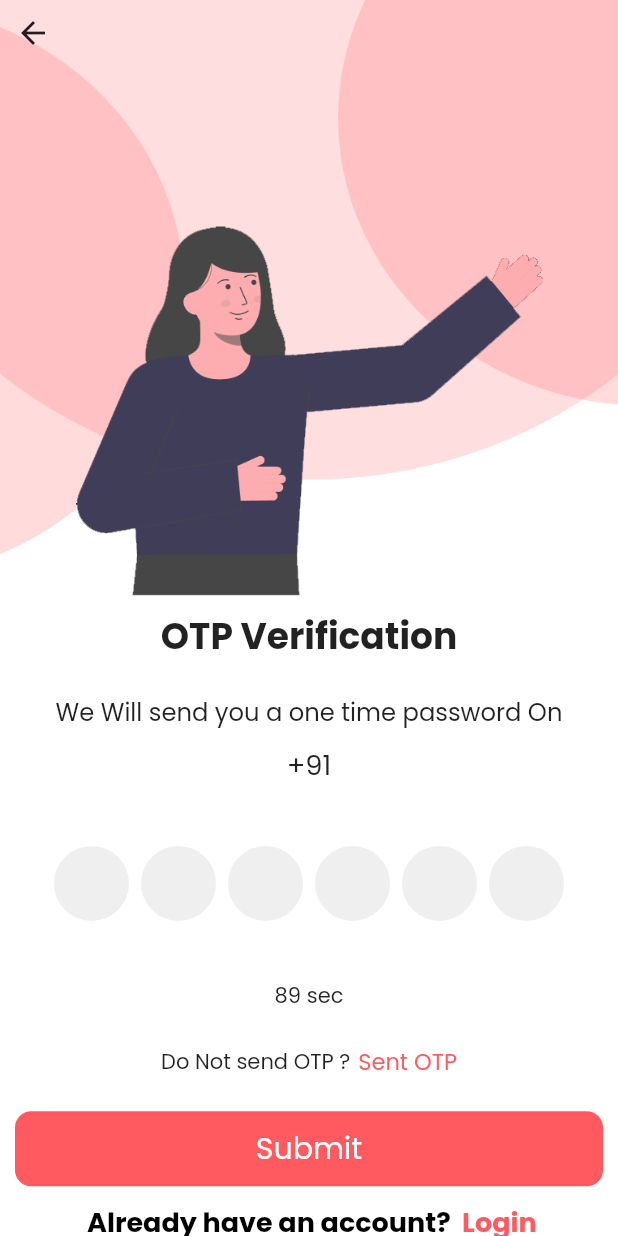
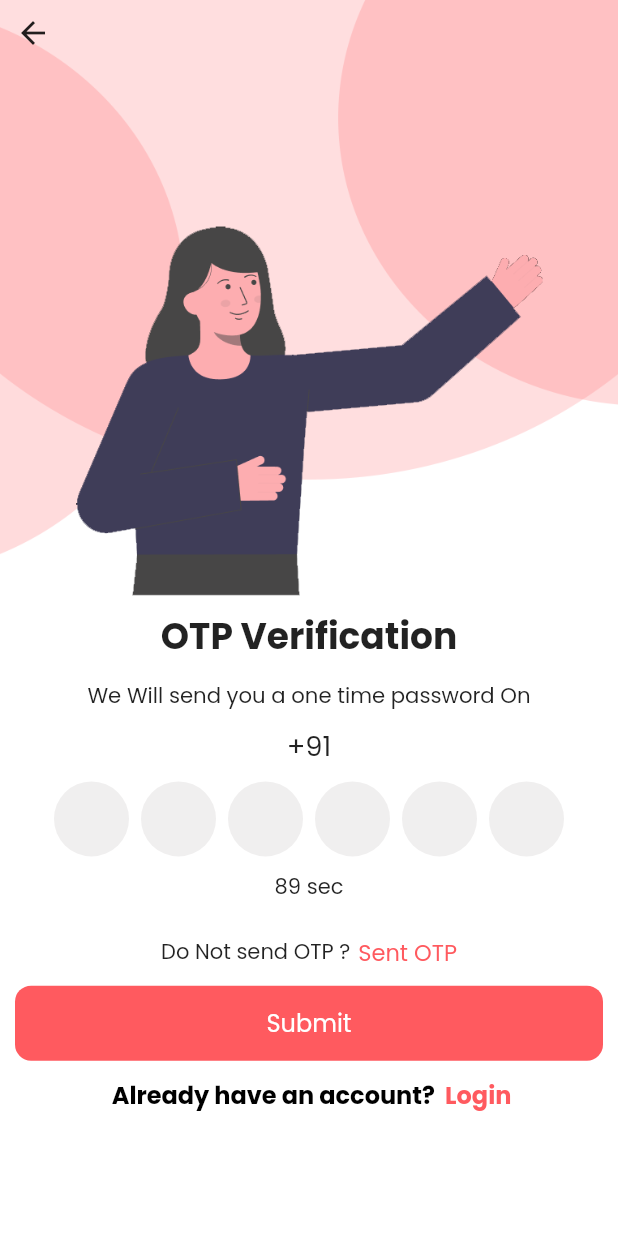
Before and after one commit to Prashob-Victaman/DMH_Architect_flutter, a Flutter app: the ArchitectSignupOtpscreen screen opened directly with empty values, on a phone screen of 412 x 824 dp. Run offline on Flutter 3.47's test engine with Material 2 defaults, Android fonts, the phone set to English and light mode, and no system bars; drawn by our look-alikes of pinput; our stand-ins replace cached_network_image, carousel_slider, cloud_firestore, country_picker, file_picker, firebase_auth and 13 more; missing offline and left inert: flutter_phone_direct_caller, razorpay_flutter; accounts and stored records are empty.

Commit message:
logo changed

```diff
--- a/lib/Architect/ArchitectOtp/ArchitectSignupotpscreen.dart
+++ b/lib/Architect/ArchitectOtp/ArchitectSignupotpscreen.dart
@@ -116,29 +116,27 @@ class _ArchitectSignupOtpscreenState extends State<ArchitectSignupOtpscreen> {
                       style:
                           TextStyle(fontSize: 24, fontWeight: FontWeight.bold)),
                   const SizedBox(
-                    height: 20,
+                    height: 10,
                   ),
                   Text(
                     'We Will send you a one time password On',
-                    style: normal18,
+                    style: normal16,
                   ),
                   const SizedBox(
                     height: 10,
                   ),
                   Text('+91${widget.number}', style: normal20),
                   const SizedBox(
-                    height: 40,
+                    height: 10,
                   ),
                   Padding(
                     padding: const EdgeInsets.symmetric(horizontal: 20.0),
                     child: pinputwidget(controller: otpcontroller),
                   ),
+
+                  // const Text('Dont Recieve Code? Resend', style: textbold16),
                   const SizedBox(
-                    height: 20,
-                  ),
-                  // const Text('Dont Recieve Code? Resend', style: textbold18),
-                  const SizedBox(
-                    height: 20,
+                    height: 10,
                   ),
                   Text('$_remainingTime sec'), heigh20,
                   Container(
@@ -172,7 +170,7 @@ class _ArchitectSignupOtpscreenState extends State<ArchitectSignupOtpscreen> {
                       ],
                     ),
                   ),
-                  heigh20,
+                  heigh10,
                   GestureDetector(
                     onTapUp: (details) => print('Ontaptap'),
                     onTap: () async {
@@ -224,7 +222,7 @@ class _ArchitectSignupOtpscreenState extends State<ArchitectSignupOtpscreen> {
                       child: const Center(
                         child: Text(
                           'Submit',
-                          style: TextStyle(color: kwhitecolor, fontSize: 20),
+                          style: TextStyle(color: kwhitecolor, fontSize: 16),
                         ),
                       ),
                     ),
@@ -236,7 +234,7 @@ class _ArchitectSignupOtpscreenState extends State<ArchitectSignupOtpscreen> {
                       const Text(
                         ' Already have an account? ',
                         style: TextStyle(
-                            fontSize: 18,
+                            fontSize: 16,
                             fontWeight: FontWeight.bold,
                             color: kblackcolor),
                       ),
@@ -245,7 +243,7 @@ class _ArchitectSignupOtpscreenState extends State<ArchitectSignupOtpscreen> {
                         child: const Text(
                           ' Login',
                           style: TextStyle(
-                              fontSize: 18,
+                              fontSize: 16,
                               fontWeight: FontWeight.bold,
                               color: kprimarycolor),
                         ),
--- a/lib/Architect/widgets/appbar.dart
+++ b/lib/Architect/widgets/appbar.dart
@@ -30,12 +30,12 @@ class appbar extends StatelessWidget {
       ),
       backgroundColor: kwhitecolor,
       title: Container(
-          height: 45.w, width: 220.w, child: Image.asset('asset/Logo-03.png')),
+          height: 45.w,
+          width: 220.w,
+          child: Image.asset('asset/DMH- Logo 6.png')),
       actions: [
-
         GestureDetector(
           onTap: () => Get.to(() => NotificationScreen()),
-
           child: Padding(
             padding: EdgeInsets.only(right: 10.0.w),
             child: Icon(
--- a/pubspec.yaml
+++ b/pubspec.yaml
@@ -71,7 +71,7 @@ dev_dependencies:
 flutter_launcher_icons:
   android: "launcher_icon"
   ios: true
-  image_path: "asset/laucherIcon/laucherIcon.jpg"
+  image_path: "asset/laucherIcon/laucherIcon.png"
 
 # For information on the generic Dart part of this file, see the
 # following page: https://dart.dev/tools/pub/pubspec
```
Also changed, not shown: lib/Architect/ArchitectOtp/Architectsigninotpscreen.dart (+20 -23 lines), asset/DMH- Logo 6.png (added), asset/laucherIcon/laucherIcon.jpg (deleted), asset/laucherIcon/laucherIcon.png (added), 26 other files.
